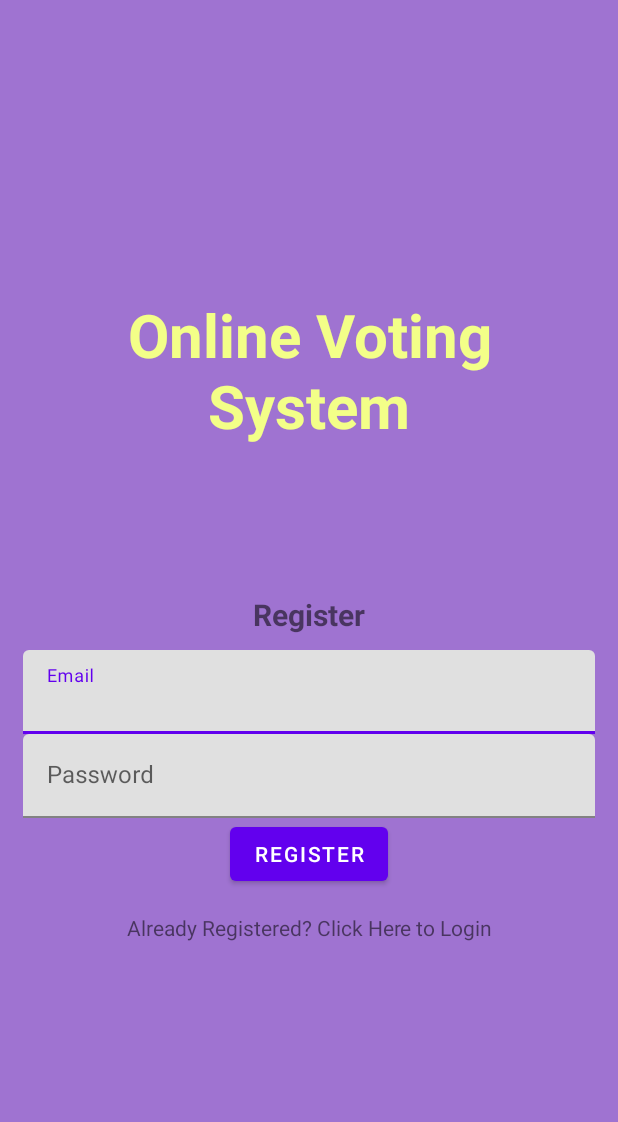
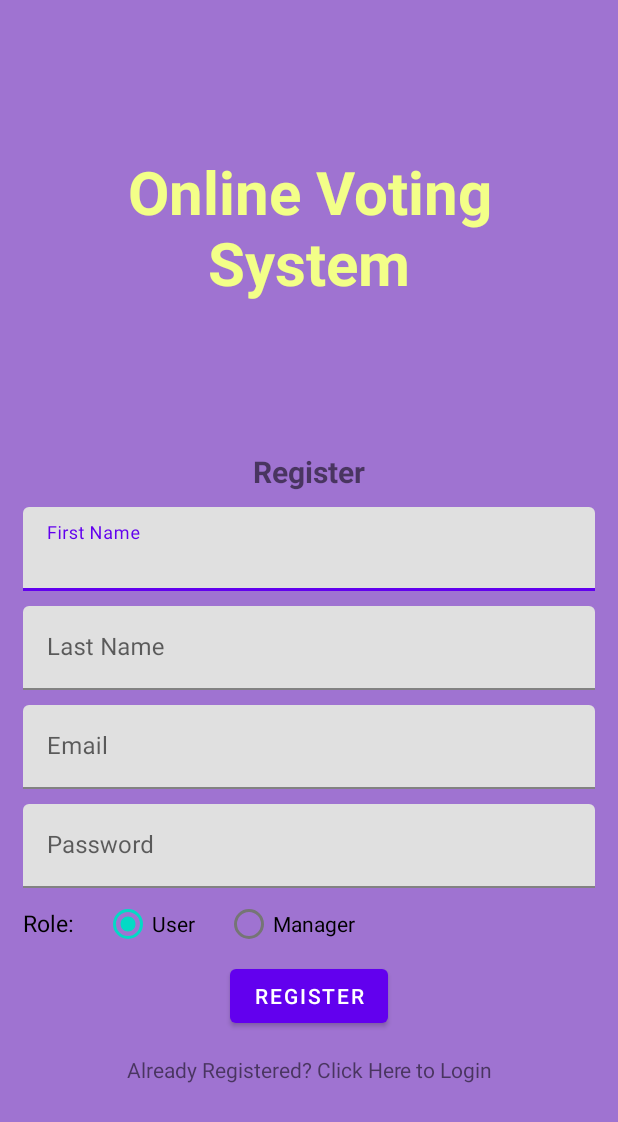
Before and after one commit to NduonyiJackUkitetu/Online-Voting-System, an Android app: the screen it shows after launch (Registration), after a tap on "No Login? Click here to Register!", on a phone screen of 412 x 824 dp. Shown: the top 1122 px of the screen. Run offline under Robolectric (Android 15) with nearby library versions, the phone set to English and light mode, and no system bars; our stand-ins replace Firebase (no records; nobody signed in at launch, a user with empty details on screens opened directly), navigation-ui; 1 other tap on this screen came first.

Commit message:
Updated Registration UI, and added functionality to store User data in RealTime DB

```diff
--- a/app/src/main/java/com/example/onlinevotingsystem/Registration.java
+++ b/app/src/main/java/com/example/onlinevotingsystem/Registration.java
@@ -14,6 +14,7 @@ import android.text.TextUtils;
 import android.view.View;
 import android.widget.Button;
 import android.widget.ProgressBar;
+import android.widget.RadioButton;
 import android.widget.TextView;
 import android.widget.Toast;
 
@@ -27,17 +28,23 @@ import com.google.android.material.textfield.TextInputEditText;
 import com.google.firebase.auth.AuthResult;
 import com.google.firebase.auth.FirebaseAuth;
 import com.google.firebase.auth.FirebaseUser;
+import com.google.firebase.database.DatabaseReference;
+import com.google.firebase.database.FirebaseDatabase;
 
 public class Registration extends AppCompatActivity {
 
     private AppBarConfiguration appBarConfiguration;
     private ActivityRegistrationBinding binding;
 
-    TextInputEditText editTextEmail, editTextPassword;
+    TextInputEditText editTextEmail, editTextPassword, editTextFirstName, editTextLastName;
     TextView goToLogin;
     Button registerButton;
+    RadioButton userRB, managerRB;
     ProgressBar progressBar;
     FirebaseAuth mAuth;
+    private FirebaseDatabase mDatabase;
+
+    String userRole, fullName;
 
     @Override
     public void onStart() {
@@ -56,12 +63,33 @@ public class Registration extends AppCompatActivity {
         super.onCreate(savedInstanceState);
         setContentView(R.layout.activity_registration);
 
+        editTextFirstName = findViewById(R.id.first_name);
+        editTextLastName = findViewById(R.id.last_name);
         editTextEmail = findViewById(R.id.email);
         editTextPassword = findViewById(R.id.password);
+        userRB = findViewById(R.id.user_radio_button);
+        managerRB = findViewById(R.id.manager_radio_button);
         registerButton = findViewById(R.id.register_button);
         progressBar = findViewById(R.id.progressBar);
         goToLogin = findViewById(R.id.goToLogin);
         mAuth = FirebaseAuth.getInstance();
+        mDatabase = FirebaseDatabase.getInstance();
+        userRole = "Voter";
+
+
+        userRB.setOnClickListener(new View.OnClickListener() {
+            @Override
+            public void onClick(View view) {
+                userRole = "Voter";
+            }
+        });
+
+        managerRB.setOnClickListener(new View.OnClickListener() {
+            @Override
+            public void onClick(View view) {
+                userRole = "Manager";
+            }
+        });
 
 
         goToLogin.setOnClickListener(new View.OnClickListener() {
@@ -80,6 +108,7 @@ public class Registration extends AppCompatActivity {
                 String email, password;
                 email = String.valueOf(editTextEmail.getText());
                 password = String.valueOf(editTextPassword.getText());
+                fullName = editTextFirstName.getText() + " " + editTextLastName.getText();
 
                 if(TextUtils.isEmpty(email)){
                     Toast.makeText(Registration.this, "Email field is empty", Toast.LENGTH_SHORT).show();
@@ -98,6 +127,8 @@ public class Registration extends AppCompatActivity {
                                 if (task.isSuccessful()) {
                                     // Sign in success, update UI with the signed-in user's information
                                     FirebaseUser user = mAuth.getCurrentUser();
+                                    assert user != null;
+                                    storeNewUserData(user.getUid(), fullName, email, userRole);
                                     Toast.makeText(Registration.this, "Account Created", Toast.LENGTH_SHORT).show();
                                     Intent intent = new Intent(getApplicationContext(), Login.class);
                                     startActivity(intent);
@@ -112,5 +143,9 @@ public class Registration extends AppCompatActivity {
         });
     }
 
-
+    private void storeNewUserData(String userId, String fullName, String email, String userRole) {
+            User user = new User(email, fullName, userRole);
+            DatabaseReference myRef = mDatabase.getReference("users");
+            myRef.child(userId).setValue(user);
+        }
 }
--- /dev/null
+++ b/app/src/main/java/com/example/onlinevotingsystem/User.java
@@ -0,0 +1,18 @@
+package com.example.onlinevotingsystem;
+
+public class User {
+
+    public String email, id, fullName, role;
+
+    public User(){
+        // Default constructor required for calls to DataSnapshot.getValue(User.class)
+    }
+
+
+    public User(String email, String fullName, String role){
+        this.email = email;
+        this.fullName = fullName;
+        this.role = role;
+    }
+
+}
--- a/app/src/main/res/layout/activity_registration.xml
+++ b/app/src/main/res/layout/activity_registration.xml
@@ -31,13 +31,38 @@
 
     <com.google.android.material.textfield.TextInputLayout
         android:layout_width="match_parent"
-        android:layout_height="wrap_content">
+        android:layout_height="wrap_content"
+        android:paddingBottom="10sp">
+
+        <com.google.android.material.textfield.TextInputEditText
+            android:id="@+id/first_name"
+            android:layout_width="match_parent"
+            android:layout_height="wrap_content"
+            android:hint="@string/first_name"/>
+    </com.google.android.material.textfield.TextInputLayout>
+
+    <com.google.android.material.textfield.TextInputLayout
+        android:layout_width="match_parent"
+        android:layout_height="wrap_content"
+        android:paddingBottom="10sp">
+
+        <com.google.android.material.textfield.TextInputEditText
+            android:id="@+id/last_name"
+            android:layout_width="match_parent"
+            android:layout_height="wrap_content"
+            android:hint="@string/last_name"/>
+    </com.google.android.material.textfield.TextInputLayout>
+
+    <com.google.android.material.textfield.TextInputLayout
+        android:layout_width="match_parent"
+        android:layout_height="wrap_content"
+        android:paddingBottom="10sp">
 
         <com.google.android.material.textfield.TextInputEditText
             android:id="@+id/email"
             android:layout_width="match_parent"
             android:layout_height="wrap_content"
-            android:hint="@string/email" />
+            android:hint="@string/email"/>
     </com.google.android.material.textfield.TextInputLayout>
 
     <com.google.android.material.textfield.TextInputLayout
@@ -50,6 +75,34 @@
             android:layout_height="wrap_content"
             android:hint="@string/password" />
     </com.google.android.material.textfield.TextInputLayout>
+
+    <RadioGroup
+        android:layout_width="match_parent"
+        android:layout_height="wrap_content"
+        android:orientation="horizontal">
+        <TextView
+            android:layout_width="wrap_content"
+            android:layout_height="wrap_content"
+            android:text="@string/role_radio_text"
+            android:textSize="15sp"
+            android:textColor="@color/black"
+            android:paddingEnd="20sp"
+            tools:ignore="RtlSymmetry" />
+        <RadioButton
+            android:id="@+id/user_radio_button"
+            android:layout_width="wrap_content"
+            android:layout_height="wrap_content"
+            android:text="@string/user"
+            android:paddingEnd="20sp"
+            tools:ignore="RtlSymmetry"
+            android:checked="true"/>
+        <RadioButton
+            android:id="@+id/manager_radio_button"
+            android:layout_width="wrap_content"
+            android:layout_height="wrap_content"
+            android:text="@string/manager"/>
+
+    </RadioGroup>
 
     <ProgressBar
         android:id="@+id/progressBar"
--- a/app/src/main/res/values/strings.xml
+++ b/app/src/main/res/values/strings.xml
@@ -18,5 +18,10 @@
     <string name="click_to_registration">No Login? Click here to Register!</string>
     <string name="logout">Logout</string>
     <string name="click_to_add_data">Click to add data</string>
+    <string name="user">User</string>
+    <string name="manager">Manager</string>
+    <string name="role_radio_text">Role:</string>
+    <string name="last_name">Last Name</string>
+    <string name="first_name">First Name</string>
 
 </resources>
```
